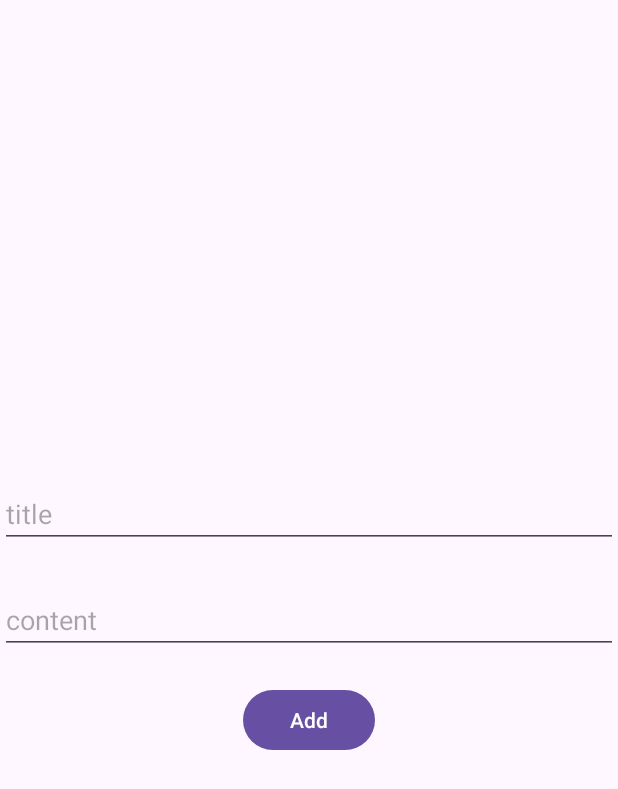
After one commit to conchonha/XuanTuHoc, an Android app: the FragmentAddNote screen opened through its navigation route, on a phone screen of 412 x 824 dp. The commit adds this screen. Shown: the top 789 px of the screen. Run offline under Robolectric (Android 15) with nearby library versions, the phone set to English and light mode, and no system bars; our stand-ins replace Dagger/Hilt's generated code, data binding.

Commit message:
Commit code add note

```diff
--- a/app/src/main/java/com/example/mvvm_livedata_flow/data_source/local/database/RoomDatabaseXUan.kt
+++ b/app/src/main/java/com/example/mvvm_livedata_flow/data_source/local/database/RoomDatabaseXUan.kt
@@ -4,10 +4,14 @@ import androidx.room.Database
 import androidx.room.Room
 import androidx.room.RoomDatabase
 import com.example.mvvm_livedata_flow.app.MyApplication
+import com.example.mvvm_livedata_flow.data_source.local.dao.NoteDao
 import com.example.mvvm_livedata_flow.data_source.local.dao.UserDao
+import com.example.mvvm_livedata_flow.domain.model.table.NoteTable
 import com.example.mvvm_livedata_flow.domain.model.table.UserTable
 
-@Database(entities = [UserTable::class],exportSchema = false, version = 1)
+@Database(entities = [UserTable::class, NoteTable::class],exportSchema = false, version = 1)
 abstract class RoomDatabaseXuan : RoomDatabase() {
     abstract fun userDao(): UserDao
+
+    abstract fun noteDao(): NoteDao
 }
--- /dev/null
+++ b/app/src/main/java/com/example/mvvm_livedata_flow/ui/fragment/FragmentAddNote.kt
@@ -0,0 +1,25 @@
+package com.example.mvvm_livedata_flow.ui.fragment
+
+import android.os.Bundle
+import android.view.View
+import androidx.fragment.app.viewModels
+import com.example.mvvm_livedata_flow.R
+import com.example.mvvm_livedata_flow.base.BaseFragment
+import com.example.mvvm_livedata_flow.databinding.FragmentAddBinding
+import com.example.mvvm_livedata_flow.presentation.NoteViewModel
+import dagger.hilt.android.AndroidEntryPoint
+
+@AndroidEntryPoint
+class FragmentAddNote : BaseFragment<FragmentAddBinding>() {
+    private val viewModel: NoteViewModel by viewModels()
+    override val layoutId = R.layout.fragment_add
+
+    override fun onViewCreated(view: View, savedInstanceState: Bundle?) {
+        super.onViewCreated(view, savedInstanceState)
+        with(binding) {
+            btnAdd.setOnClickListener {
+                viewModel.addNote(edtTitle.text.toString(), edtContent.text.toString())
+            }
+        }
+    }
+}
--- a/app/src/main/java/com/example/mvvm_livedata_flow/ui/fragment/FragmentHome.kt
+++ b/app/src/main/java/com/example/mvvm_livedata_flow/ui/fragment/FragmentHome.kt
@@ -3,6 +3,7 @@ package com.example.mvvm_livedata_flow.ui.fragment
 import android.os.Bundle
 import android.view.View
 import android.widget.Toast
+import androidx.navigation.fragment.findNavController
 import com.example.mvvm_livedata_flow.R
 import com.example.mvvm_livedata_flow.base.BaseFragment
 import com.example.mvvm_livedata_flow.databinding.FragmentHomeBinding
@@ -12,6 +13,8 @@ class FragmentHome : BaseFragment<FragmentHomeBinding>() {
 
     override fun onViewCreated(view: View, savedInstanceState: Bundle?) {
         super.onViewCreated(view, savedInstanceState)
-        Toast.makeText(requireContext(),"Gia Tri:= ${arguments?.getInt("SangTB")}",Toast.LENGTH_SHORT).show()
+        binding.ivAdd.setOnClickListener {
+            findNavController().navigate(R.id.fragmentAddNote)
+        }
     }
 }
--- /dev/null
+++ b/app/src/main/res/drawable/ic_add.xml
@@ -0,0 +1,5 @@
+<vector android:height="24dp" android:tint="#A450F3"
+    android:viewportHeight="24" android:viewportWidth="24"
+    android:width="24dp" xmlns:android="http://schemas.android.com/apk/res/android">
+    <path android:fillColor="@android:color/white" android:pathData="M13,7h-2v4L7,11v2h4v4h2v-4h4v-2h-4L13,7zM12,2C6.48,2 2,6.48 2,12s4.48,10 10,10 10,-4.48 10,-10S17.52,2 12,2zM12,20c-4.41,0 -8,-3.59 -8,-8s3.59,-8 8,-8 8,3.59 8,8 -3.59,8 -8,8z"/>
+</vector>
--- /dev/null
+++ b/app/src/main/res/drawable/ic_user_24.xml
@@ -0,0 +1,5 @@
+<vector android:height="24dp" android:tint="#000000"
+    android:viewportHeight="24" android:viewportWidth="24"
+    android:width="24dp" xmlns:android="http://schemas.android.com/apk/res/android">
+    <path android:fillColor="@android:color/white" android:pathData="M11.99,2c-5.52,0 -10,4.48 -10,10s4.48,10 10,10 10,-4.48 10,-10 -4.48,-10 -10,-10zM15.6,8.34c1.07,0 1.93,0.86 1.93,1.93 0,1.07 -0.86,1.93 -1.93,1.93 -1.07,0 -1.93,-0.86 -1.93,-1.93 -0.01,-1.07 0.86,-1.93 1.93,-1.93zM9.6,6.76c1.3,0 2.36,1.06 2.36,2.36 0,1.3 -1.06,2.36 -2.36,2.36s-2.36,-1.06 -2.36,-2.36c0,-1.31 1.05,-2.36 2.36,-2.36zM9.6,15.89v3.75c-2.4,-0.75 -4.3,-2.6 -5.14,-4.96 1.05,-1.12 3.67,-1.69 5.14,-1.69 0.53,0 1.2,0.08 1.9,0.22 -1.64,0.87 -1.9,2.02 -1.9,2.68zM11.99,20c-0.27,0 -0.53,-0.01 -0.79,-0.04v-4.07c0,-1.42 2.94,-2.13 4.4,-2.13 1.07,0 2.92,0.39 3.84,1.15 -1.17,2.97 -4.06,5.09 -7.45,5.09z"/>
+</vector>
--- /dev/null
+++ b/app/src/main/res/layout/fragment_add.xml
@@ -0,0 +1,33 @@
+<?xml version="1.0" encoding="utf-8"?>
+<layout xmlns:android="http://schemas.android.com/apk/res/android"
+    xmlns:app="http://schemas.android.com/apk/res-auto"
+    xmlns:tools="http://schemas.android.com/tools">
+
+    <LinearLayout
+        android:layout_width="match_parent"
+        android:layout_height="match_parent"
+        android:gravity="center"
+        android:orientation="vertical">
+
+        <EditText
+            android:id="@+id/edtTitle"
+            android:layout_width="match_parent"
+            android:layout_height="wrap_content"
+            android:hint="title" />
+
+        <EditText
+            android:id="@+id/edtContent"
+            android:layout_width="match_parent"
+            android:layout_height="wrap_content"
+            android:layout_marginTop="25dp"
+            android:hint="content" />
+
+        <Button
+            android:id="@+id/btnAdd"
+            android:layout_width="wrap_content"
+            android:layout_height="wrap_content"
+            android:layout_marginTop="20dp"
+            android:text="Add" />
+
+    </LinearLayout>
+</layout>
--- a/app/src/main/res/navigation/nav_main.xml
+++ b/app/src/main/res/navigation/nav_main.xml
@@ -3,7 +3,7 @@
     xmlns:app="http://schemas.android.com/apk/res-auto"
     xmlns:tools="http://schemas.android.com/tools"
     android:id="@+id/nav_main"
-    app:startDestination="@id/fragmentLogin">
+    app:startDestination="@id/fragmentHome">
 
     <fragment
         android:id="@+id/fragmentLogin"
@@ -16,5 +16,10 @@
         android:name="com.example.mvvm_livedata_flow.ui.fragment.FragmentHome"
         android:label="FragmentHome"
         tools:layout="@layout/fragment_home"/>
+    <fragment
+        android:id="@+id/fragmentAddNote"
+        android:name="com.example.mvvm_livedata_flow.ui.fragment.FragmentAddNote"
+        android:label="FragmentAddNote"
+        tools:layout="@layout/fragment_add"/>
 
 </navigation>
```
Also changed, not shown: app/src/main/java/com/example/mvvm_livedata_flow/data_source/local/dao/NoteDao.kt (added, +14 -0 lines), app/src/main/java/com/example/mvvm_livedata_flow/data_source/repository/NoteRepositoryIPLM.kt (added, +20 -0 lines), app/src/main/java/com/example/mvvm_livedata_flow/di/RoomDatabaseModule.kt (+9 -2 lines), app/src/main/java/com/example/mvvm_livedata_flow/di/UseCaseModule.kt (+17 -0 lines), app/src/main/java/com/example/mvvm_livedata_flow/domain/model/table/NoteTable.kt (added, +22 -0 lines), app/src/main/java/com/example/mvvm_livedata_flow/domain/repositories/INoteRepository.kt (added, +10 -0 lines), app/src/main/java/com/example/mvvm_livedata_flow/domain/use_case/NoteUseCase.kt (added, +13 -0 lines), app/src/main/java/com/example/mvvm_livedata_flow/presentation/NoteViewModel.kt (added, +34 -0 lines), app/src/main/res/layout/fragment_home.xml (+79 -1 lines), app/src/main/res/layout/rv_it_note.xml (added, +53 -0 lines).
